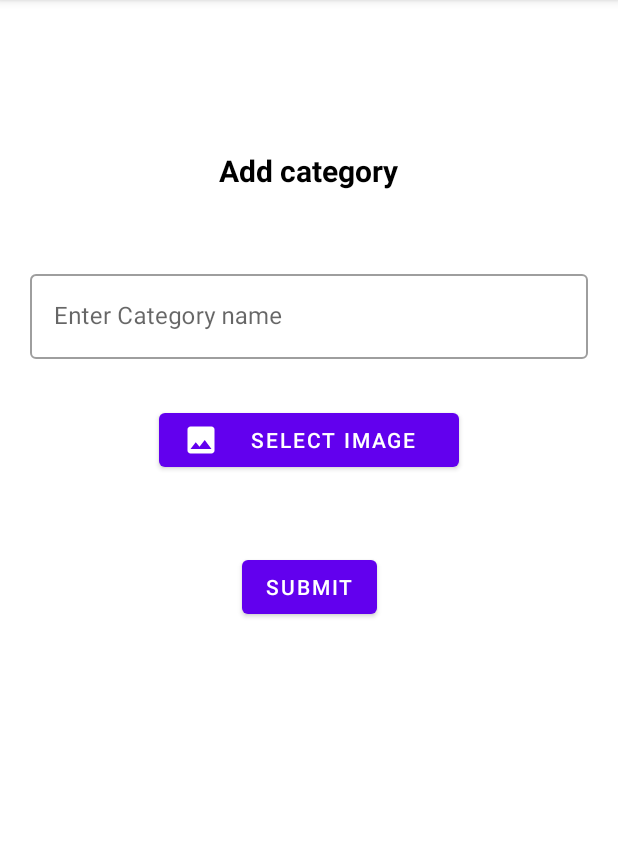
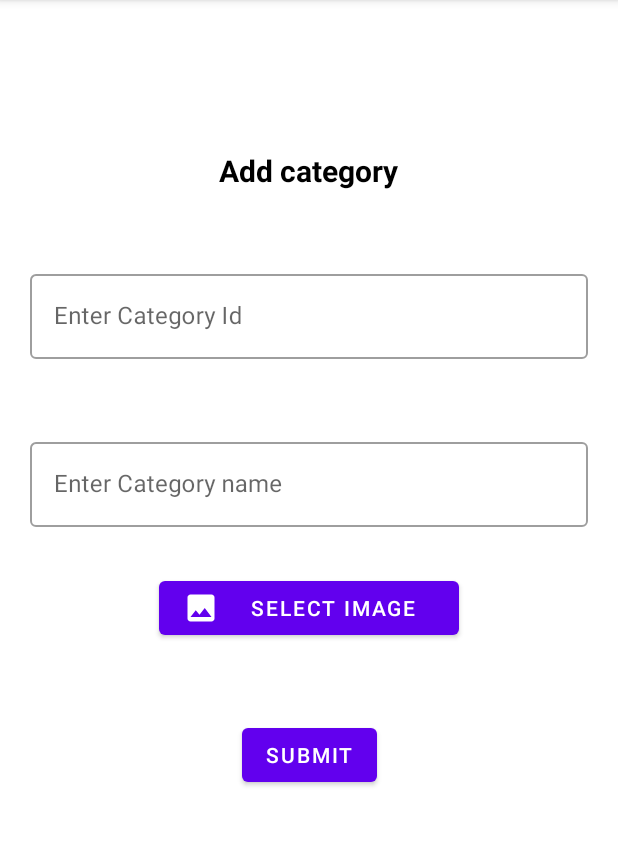
Before and after one commit to Jaya-supriya-somasani/GroceryApp-Hilt, an Android app: the AddCategoryFragment screen opened through its navigation route, on a phone screen of 412 x 824 dp, the part 84-930 px from its top. Run offline under Robolectric (Android 15) with nearby library versions, the phone set to English and light mode, and no system bars; our stand-ins replace data binding.

Commit message:
Categories entity is created(table)

```diff
--- a/app/src/main/res/layout/fragment_add_category.xml
+++ b/app/src/main/res/layout/fragment_add_category.xml
@@ -25,6 +25,22 @@
             app:layout_constraintEnd_toEndOf="parent"
             app:layout_constraintStart_toStartOf="parent"
             app:layout_constraintTop_toTopOf="parent" />
+        <com.google.android.material.textfield.TextInputLayout
+            android:id="@+id/categoryId"
+            style="@style/Widget.MaterialComponents.TextInputLayout.OutlinedBox"
+            android:layout_width="match_parent"
+            android:layout_height="wrap_content"
+            android:layout_marginHorizontal="@dimen/dimen_20"
+            android:layout_marginTop="50dp"
+            android:hint="Enter Category Id"
+            app:layout_constraintTop_toBottomOf="@id/addCategoryTv">
+
+            <com.google.android.material.textfield.TextInputEditText
+                android:layout_width="match_parent"
+                android:layout_height="wrap_content"
+                android:maxLines="1" />
+
+        </com.google.android.material.textfield.TextInputLayout>
 
         <com.google.android.material.textfield.TextInputLayout
             android:id="@+id/addCategoryName"
@@ -34,7 +50,7 @@
             android:layout_marginHorizontal="@dimen/dimen_20"
             android:layout_marginTop="50dp"
             android:hint="Enter Category name"
-            app:layout_constraintTop_toBottomOf="@id/addCategoryTv">
+            app:layout_constraintTop_toBottomOf="@id/categoryId">
 
             <com.google.android.material.textfield.TextInputEditText
                 android:layout_width="match_parent"
--- a/app/src/main/res/values/strings.xml
+++ b/app/src/main/res/values/strings.xml
@@ -18,6 +18,9 @@
     <string name="product_price_tv">Product Price :</string>
     <string name="product_description_tv">Product Description :</string>
     <string name="category_image_tv">Category Image</string>
+    <string name="category_name_tv">Category Name</string>
+    <string name="fruits_tv">Fruits</string>
+    <string name="edit_tv">Edit</string>
 
 
 </resources>
```
Also changed, not shown: app/src/main/java/com/example/flipkartgroceries/roomDatabase/CategoriesEntity.kt (added, +11 -0 lines), app/src/main/res/layout/item_categories.xml (+4 -3 lines).
